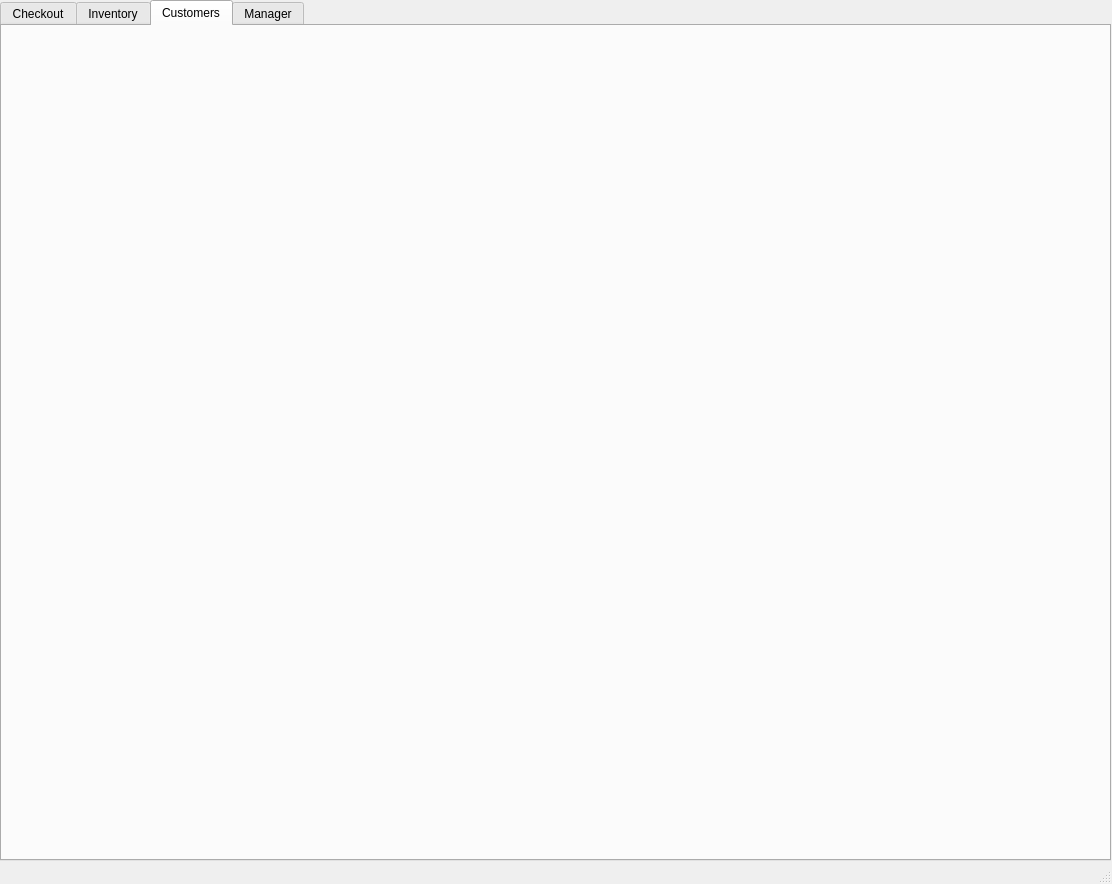
Qt form easy-cheese.ui (Crunchymcbones/Demo-store) before a commit.
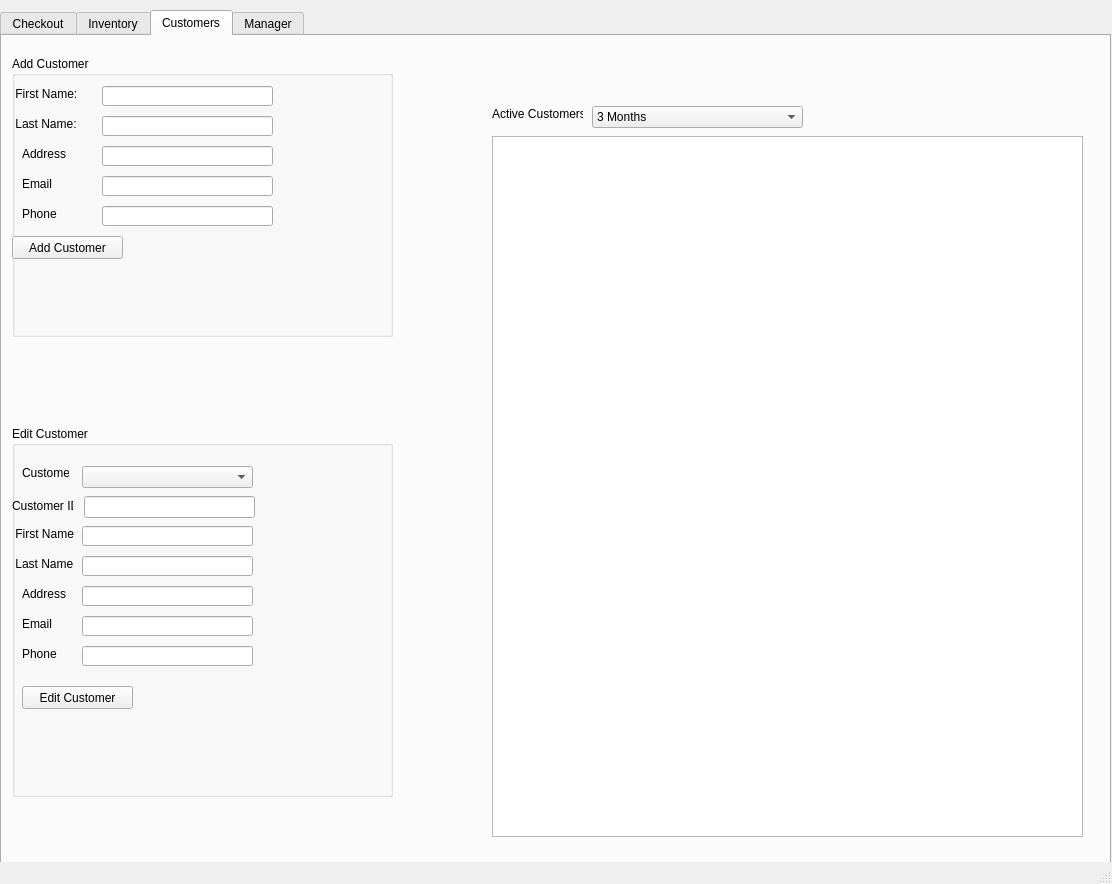
The same form after that commit. The open tabs and pages were chosen to show the change.

Commit message: functions to add and edit customers, invoices

What changed in the file:
```diff
--- a/easy-cheese.ui
+++ b/easy-cheese.ui
@@ -18,7 +18,7 @@
     <property name="geometry">
      <rect>
       <x>0</x>
-      <y>0</y>
+      <y>10</y>
       <width>1111</width>
       <height>861</height>
      </rect>
@@ -551,6 +551,408 @@
      <attribute name="title">
       <string>Customers</string>
      </attribute>
+     <widget class="QGroupBox" name="groupBox_3">
+      <property name="geometry">
+       <rect>
+        <x>10</x>
+        <y>20</y>
+        <width>381</width>
+        <height>281</height>
+       </rect>
+      </property>
+      <property name="title">
+       <string>Add Customer</string>
+      </property>
+      <widget class="QLabel" name="label_15">
+       <property name="geometry">
+        <rect>
+         <x>0</x>
+         <y>30</y>
+         <width>81</width>
+         <height>16</height>
+        </rect>
+       </property>
+       <property name="text">
+        <string> First Name:</string>
+       </property>
+      </widget>
+      <widget class="QLabel" name="label_16">
+       <property name="geometry">
+        <rect>
+         <x>0</x>
+         <y>60</y>
+         <width>81</width>
+         <height>16</height>
+        </rect>
+       </property>
+       <property name="text">
+        <string> Last Name:</string>
+       </property>
+      </widget>
+      <widget class="QLabel" name="label_17">
+       <property name="geometry">
+        <rect>
+         <x>10</x>
+         <y>90</y>
+         <width>71</width>
+         <height>16</height>
+        </rect>
+       </property>
+       <property name="text">
+        <string>Address</string>
+       </property>
+      </widget>
+      <widget class="QLabel" name="label_18">
+       <property name="geometry">
+        <rect>
+         <x>10</x>
+         <y>120</y>
+         <width>71</width>
+         <height>16</height>
+        </rect>
+       </property>
+       <property name="text">
+        <string>Email</string>
+       </property>
+      </widget>
+      <widget class="QLabel" name="label_19">
+       <property name="geometry">
+        <rect>
+         <x>10</x>
+         <y>150</y>
+         <width>71</width>
+         <height>16</height>
+        </rect>
+       </property>
+       <property name="text">
+        <string>Phone</string>
+       </property>
+      </widget>
+      <widget class="QLineEdit" name="aclnameLineEdit">
+       <property name="geometry">
+        <rect>
+         <x>90</x>
+         <y>60</y>
+         <width>171</width>
+         <height>20</height>
+        </rect>
+       </property>
+      </widget>
+      <widget class="QLineEdit" name="acaddressLineEdit">
+       <property name="geometry">
+        <rect>
+         <x>90</x>
+         <y>90</y>
+         <width>171</width>
+         <height>20</height>
+        </rect>
+       </property>
+      </widget>
+      <widget class="QLineEdit" name="acemailLineEdit">
+       <property name="geometry">
+        <rect>
+         <x>90</x>
+         <y>120</y>
+         <width>171</width>
+         <height>20</height>
+        </rect>
+       </property>
+      </widget>
+      <widget class="QLineEdit" name="acphoneLineEdit">
+       <property name="geometry">
+        <rect>
+         <x>90</x>
+         <y>150</y>
+         <width>171</width>
+         <height>20</height>
+        </rect>
+       </property>
+      </widget>
+      <widget class="QLineEdit" name="acfnameLineEdit">
+       <property name="geometry">
+        <rect>
+         <x>90</x>
+         <y>30</y>
+         <width>171</width>
+         <height>20</height>
+        </rect>
+       </property>
+      </widget>
+      <widget class="QPushButton" name="acBtn">
+       <property name="geometry">
+        <rect>
+         <x>0</x>
+         <y>180</y>
+         <width>111</width>
+         <height>23</height>
+        </rect>
+       </property>
+       <property name="text">
+        <string>Add Customer</string>
+       </property>
+      </widget>
+      <widget class="QLabel" name="acLabel">
+       <property name="geometry">
+        <rect>
+         <x>50</x>
+         <y>230</y>
+         <width>211</width>
+         <height>20</height>
+        </rect>
+       </property>
+       <property name="text">
+        <string/>
+       </property>
+      </widget>
+     </widget>
+     <widget class="QGroupBox" name="groupBox_4">
+      <property name="geometry">
+       <rect>
+        <x>10</x>
+        <y>390</y>
+        <width>381</width>
+        <height>371</height>
+       </rect>
+      </property>
+      <property name="title">
+       <string>Edit Customer</string>
+      </property>
+      <widget class="QLabel" name="label_20">
+       <property name="geometry">
+        <rect>
+         <x>0</x>
+         <y>100</y>
+         <width>81</width>
+         <height>16</height>
+        </rect>
+       </property>
+       <property name="text">
+        <string> First Name</string>
+       </property>
+      </widget>
+      <widget class="QLabel" name="label_21">
+       <property name="geometry">
+        <rect>
+         <x>0</x>
+         <y>130</y>
+         <width>81</width>
+         <height>16</height>
+        </rect>
+       </property>
+       <property name="text">
+        <string> Last Name</string>
+       </property>
+      </widget>
+      <widget class="QLabel" name="label_22">
+       <property name="geometry">
+        <rect>
+         <x>10</x>
+         <y>160</y>
+         <width>71</width>
+         <height>16</height>
+        </rect>
+       </property>
+       <property name="text">
+        <string>Address</string>
+       </property>
+      </widget>
+      <widget class="QLabel" name="label_23">
+       <property name="geometry">
+        <rect>
+         <x>10</x>
+         <y>190</y>
+         <width>71</width>
+         <height>16</height>
+        </rect>
+       </property>
+       <property name="text">
+        <string>Email</string>
+       </property>
+      </widget>
+      <widget class="QLabel" name="label_24">
+       <property name="geometry">
+        <rect>
+         <x>10</x>
+         <y>220</y>
+         <width>71</width>
+         <height>16</height>
+        </rect>
+       </property>
+       <property name="text">
+        <string>Phone</string>
+       </property>
+      </widget>
+      <widget class="QLineEdit" name="eclnameLineEdit">
+       <property name="geometry">
+        <rect>
+         <x>70</x>
+         <y>130</y>
+         <width>171</width>
+         <height>20</height>
+        </rect>
+       </property>
+      </widget>
+      <widget class="QLineEdit" name="ecaddressLineEdit">
+       <property name="geometry">
+        <rect>
+         <x>70</x>
+         <y>160</y>
+         <width>171</width>
+         <height>20</height>
+        </rect>
+       </property>
+      </widget>
+      <widget class="QLineEdit" name="ecemailLineEdit">
+       <property name="geometry">
+        <rect>
+         <x>70</x>
+         <y>190</y>
+         <width>171</width>
+         <height>20</height>
+        </rect>
+       </property>
+      </widget>
+      <widget class="QLineEdit" name="ecphoneLineEdit">
+       <property name="geometry">
+        <rect>
+         <x>70</x>
+         <y>220</y>
+         <width>171</width>
+         <height>20</height>
+        </rect>
+       </property>
+      </widget>
+      <widget class="QLineEdit" name="ecfnameLineEdit">
+       <property name="geometry">
+        <rect>
+         <x>70</x>
+         <y>100</y>
+         <width>171</width>
+         <height>20</height>
+        </rect>
+       </property>
+      </widget>
+      <widget class="QPushButton" name="ecBtn">
+       <property name="geometry">
+        <rect>
+         <x>10</x>
+         <y>260</y>
+         <width>111</width>
+         <height>23</height>
+        </rect>
+       </property>
+       <property name="text">
+        <string>Edit Customer</string>
+       </property>
+      </widget>
+      <widget class="QLabel" name="label_9">
+       <property name="geometry">
+        <rect>
+         <x>0</x>
+         <y>70</y>
+         <width>61</width>
+         <height>20</height>
+        </rect>
+       </property>
+       <property name="text">
+        <string>Customer ID</string>
+       </property>
+      </widget>
+      <widget class="QLineEdit" name="eccidLineEdit">
+       <property name="geometry">
+        <rect>
+         <x>72</x>
+         <y>70</y>
+         <width>171</width>
+         <height>22</height>
+        </rect>
+       </property>
+      </widget>
+      <widget class="QLabel" name="ecLabel">
+       <property name="geometry">
+        <rect>
+         <x>100</x>
+         <y>300</y>
+         <width>181</width>
+         <height>31</height>
+        </rect>
+       </property>
+       <property name="text">
+        <string/>
+       </property>
+      </widget>
+      <widget class="QLabel" name="label_25">
+       <property name="geometry">
+        <rect>
+         <x>10</x>
+         <y>40</y>
+         <width>47</width>
+         <height>13</height>
+        </rect>
+       </property>
+       <property name="text">
+        <string>Customer</string>
+       </property>
+      </widget>
+      <widget class="QComboBox" name="ecCboCustomer">
+       <property name="geometry">
+        <rect>
+         <x>70</x>
+         <y>40</y>
+         <width>171</width>
+         <height>22</height>
+        </rect>
+       </property>
+      </widget>
+     </widget>
+     <widget class="QTableWidget" name="activeTableWidget_2">
+      <property name="geometry">
+       <rect>
+        <x>490</x>
+        <y>100</y>
+        <width>591</width>
+        <height>701</height>
+       </rect>
+      </property>
+     </widget>
+     <widget class="QLabel" name="label_26">
+      <property name="geometry">
+       <rect>
+        <x>490</x>
+        <y>70</y>
+        <width>91</width>
+        <height>16</height>
+       </rect>
+      </property>
+      <property name="text">
+       <string>Active Customers</string>
+      </property>
+     </widget>
+     <widget class="QComboBox" name="activeCustomersCbo">
+      <property name="geometry">
+       <rect>
+        <x>590</x>
+        <y>70</y>
+        <width>211</width>
+        <height>22</height>
+       </rect>
+      </property>
+      <item>
+       <property name="text">
+        <string>3 Months</string>
+       </property>
+      </item>
+      <item>
+       <property name="text">
+        <string>6 Months</string>
+       </property>
+      </item>
+      <item>
+       <property name="text">
+        <string>9 Months</string>
+       </property>
+      </item>
+     </widget>
     </widget>
     <widget class="QWidget" name="tab_4">
      <attribute name="title">
```
Left out of the diff: 40 changed lines with no effect on the pictures. The commit also changes 2 other files.
